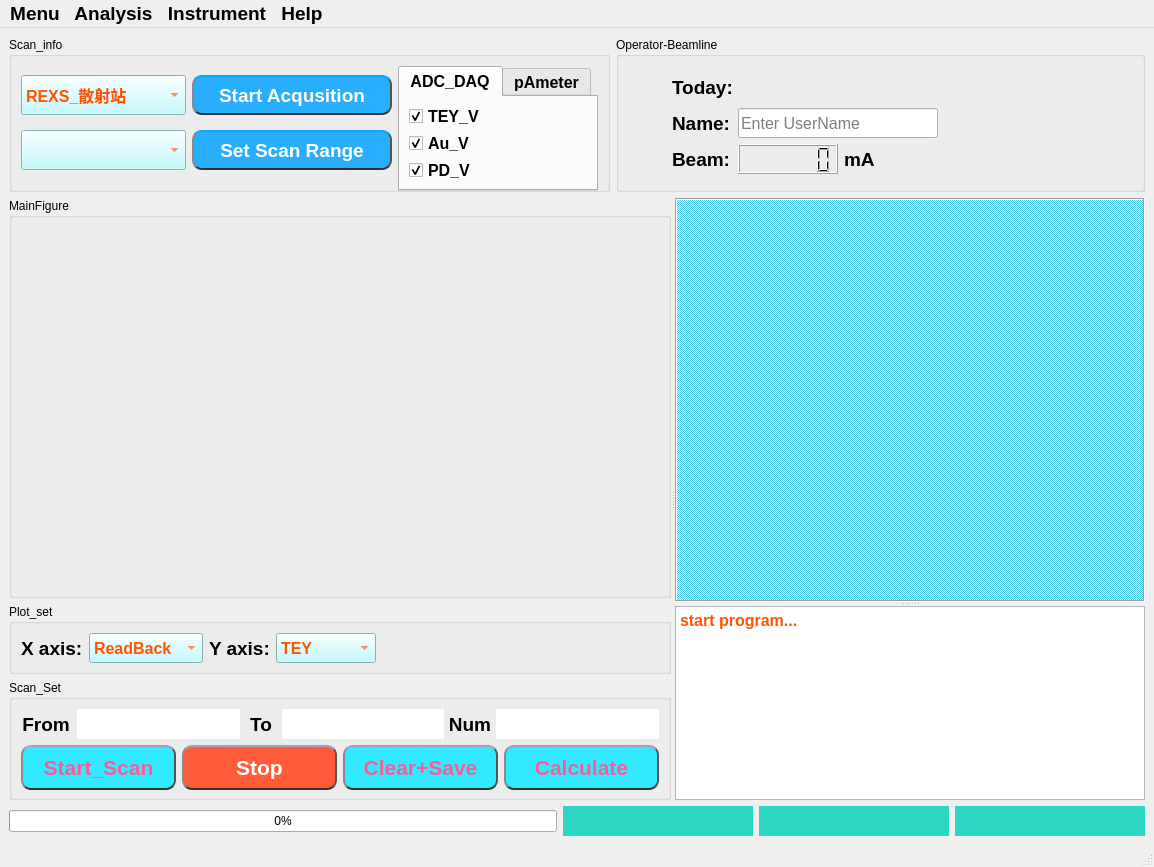
First picture: the form in UI/UI_REXS_SCAN.ui, repository zlmturnout/REXS_SCANControl, before the edit.
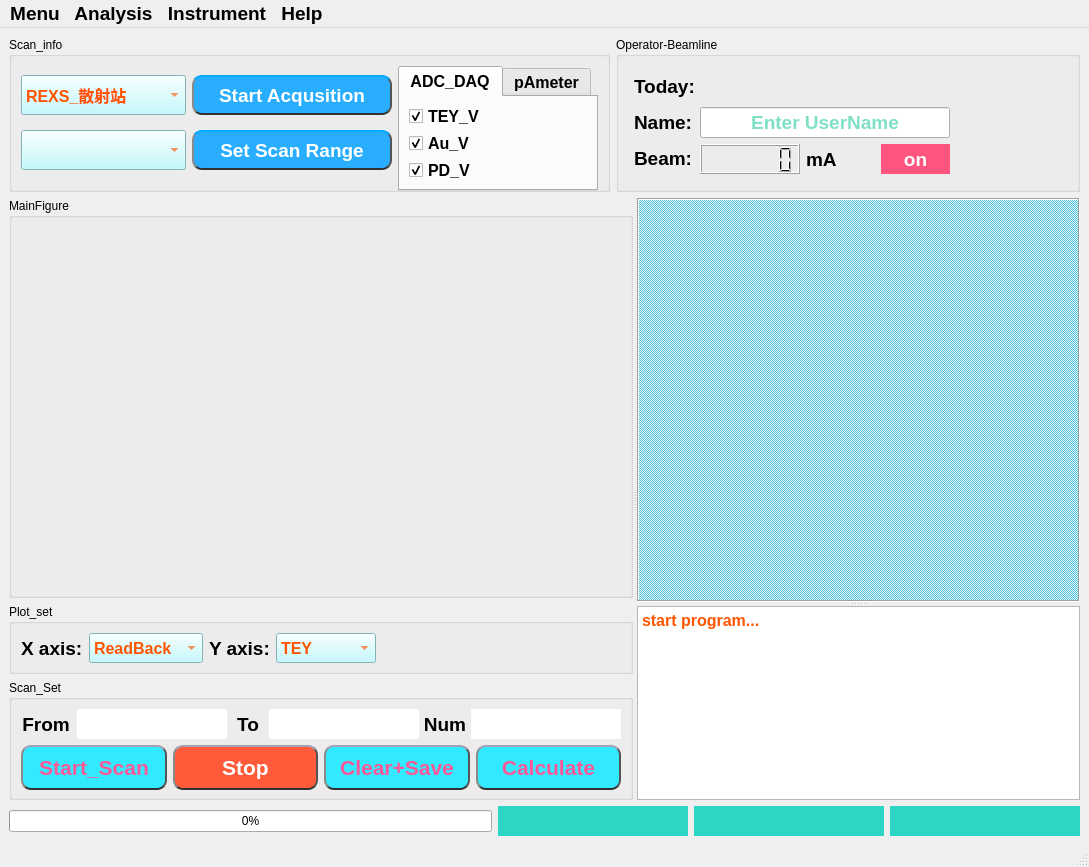
Second picture: the form after the edit.

Diff of the .ui file:
```diff
--- a/UI/UI_REXS_SCAN.ui
+++ b/UI/UI_REXS_SCAN.ui
@@ -9,7 +9,7 @@
    <rect>
     <x>0</x>
     <y>0</y>
-    <width>1154</width>
+    <width>1089</width>
     <height>867</height>
    </rect>
   </property>
@@ -1248,7 +1248,7 @@
                  </property>
                  <property name="maximumSize">
                   <size>
-                   <width>200</width>
+                   <width>250</width>
                    <height>16777215</height>
                   </size>
                  </property>
@@ -1258,27 +1258,27 @@
                     <colorrole role="WindowText">
                      <brush brushstyle="SolidPattern">
                       <color alpha="255">
-                       <red>255</red>
-                       <green>85</green>
-                       <blue>0</blue>
+                       <red>0</red>
+                       <green>193</green>
+                       <blue>142</blue>
                       </color>
                      </brush>
                     </colorrole>
                     <colorrole role="Text">
                      <brush brushstyle="SolidPattern">
                       <color alpha="255">
-                       <red>255</red>
-                       <green>85</green>
-                       <blue>0</blue>
+                       <red>37</red>
+                       <green>226</green>
+                       <blue>255</blue>
                       </color>
                      </brush>
                     </colorrole>
                     <colorrole role="ButtonText">
                      <brush brushstyle="SolidPattern">
                       <color alpha="255">
-                       <red>255</red>
-                       <green>85</green>
-                       <blue>0</blue>
+                       <red>5</red>
+                       <green>209</green>
+                       <blue>255</blue>
                       </color>
                      </brush>
                     </colorrole>
@@ -1368,17 +1368,63 @@
                  </property>
                  <property name="maximumSize">
                   <size>
-                   <width>200</width>
+                   <width>250</width>
                    <height>16777215</height>
                   </size>
                  </property>
+                 <property name="palette">
+                  <palette>
+                   <active>
+                    <colorrole role="Text">
+                     <brush brushstyle="SolidPattern">
+                      <color alpha="255">
+                       <red>0</red>
+                       <green>193</green>
+                       <blue>142</blue>
+                      </color>
+                     </brush>
+                    </colorrole>
+                   </active>
+                   <inactive>
+                    <colorrole role="Text">
+                     <brush brushstyle="SolidPattern">
+                      <color alpha="255">
+                       <red>0</red>
+                       <green>0</green>
+                       <blue>0</blue>
+                      </color>
+                     </brush>
+                    </colorrole>
+                   </inactive>
+                   <disabled>
+                    <colorrole role="Text">
+                     <brush brushstyle="SolidPattern">
+                      <color alpha="255">
+                       <red>120</red>
+                       <green>120</green>
+                       <blue>120</blue>
+                      </color>
+                     </brush>
+                    </colorrole>
+                   </disabled>
+                  </palette>
+                 </property>
                  <property name="font">
                   <font>
                    <family>Arial</family>
-                   <pointsize>12</pointsize>
-                   <bold>false</bold>
+                   <pointsize>14</pointsize>
+                   <bold>true</bold>
                   </font>
                  </property>
+                 <property name="styleSheet">
+                  <string notr="true"/>
+                 </property>
+                 <property name="text">
+                  <string/>
+                 </property>
+                 <property name="alignment">
+                  <set>Qt::AlignCenter</set>
+                 </property>
                  <property name="placeholderText">
                   <string>Enter UserName</string>
                  </property>
@@ -1604,6 +1650,27 @@
                    </property>
                   </widget>
                  </item>
+                 <item>
+                  <widget class="QLabel" name="label_10">
+                   <property name="font">
+                    <font>
+                     <family>Arial</family>
+                     <pointsize>14</pointsize>
+                     <bold>true</bold>
+                    </font>
+                   </property>
+                   <property name="styleSheet">
+                    <string notr="true">background-color: rgb(255, 85, 127);
+color: rgb(255, 255, 255);</string>
+                   </property>
+                   <property name="text">
+                    <string>on</string>
+                   </property>
+                   <property name="alignment">
+                    <set>Qt::AlignCenter</set>
+                   </property>
+                  </widget>
+                 </item>
                 </layout>
                </item>
               </layout>
@@ -3067,7 +3134,7 @@
                       </colorrole>
                       <colorrole role="PlaceholderText">
                        <brush brushstyle="SolidPattern">
-                        <color alpha="128">
+                        <color alpha="255">
                          <red>255</red>
                          <green>88</green>
                          <blue>152</blue>
@@ -3186,7 +3253,7 @@
                       </colorrole>
                       <colorrole role="PlaceholderText">
                        <brush brushstyle="SolidPattern">
-                        <color alpha="128">
+                        <color alpha="255">
                          <red>255</red>
                          <green>88</green>
                          <blue>152</blue>
@@ -3305,7 +3372,7 @@
                       </colorrole>
                       <colorrole role="PlaceholderText">
                        <brush brushstyle="SolidPattern">
-                        <color alpha="128">
+                        <color alpha="255">
                          <red>255</red>
                          <green>88</green>
                          <blue>152</blue>
@@ -3534,7 +3601,7 @@
                       </colorrole>
                       <colorrole role="PlaceholderText">
                        <brush brushstyle="SolidPattern">
-                        <color alpha="128">
+                        <color alpha="255">
                          <red>255</red>
                          <green>88</green>
                          <blue>152</blue>
@@ -3653,7 +3720,7 @@
                       </colorrole>
                       <colorrole role="PlaceholderText">
                        <brush brushstyle="SolidPattern">
-                        <color alpha="128">
+                        <color alpha="255">
                          <red>255</red>
                          <green>88</green>
                          <blue>152</blue>
@@ -3772,7 +3839,7 @@
                       </colorrole>
                       <colorrole role="PlaceholderText">
                        <brush brushstyle="SolidPattern">
-                        <color alpha="128">
+                        <color alpha="255">
                          <red>255</red>
                          <green>88</green>
                          <blue>152</blue>
@@ -3954,7 +4021,7 @@
                       </colorrole>
                       <colorrole role="PlaceholderText">
                        <brush brushstyle="SolidPattern">
-                        <color alpha="128">
+                        <color alpha="255">
                          <red>255</red>
                          <green>88</green>
                          <blue>152</blue>
@@ -4073,7 +4140,7 @@
                       </colorrole>
                       <colorrole role="PlaceholderText">
                        <brush brushstyle="SolidPattern">
-                        <color alpha="128">
+                        <color alpha="255">
                          <red>255</red>
                          <green>88</green>
                          <blue>152</blue>
@@ -4192,7 +4259,7 @@
                       </colorrole>
                       <colorrole role="PlaceholderText">
                        <brush brushstyle="SolidPattern">
-                        <color alpha="128">
+                        <color alpha="255">
                          <red>255</red>
                          <green>88</green>
                          <blue>152</blue>
@@ -4381,8 +4448,6 @@
 &lt;html&gt;&lt;head&gt;&lt;meta name=&quot;qrichtext&quot; content=&quot;1&quot; /&gt;&lt;meta charset=&quot;utf-8&quot; /&gt;&lt;style type=&quot;text/css&quot;&gt;
 p, li { white-space: pre-wrap; }
 hr { height: 1px; border-width: 0; }
-li.unchecked::marker { content: &quot;\2610&quot;; }
-li.checked::marker { content: &quot;\2612&quot;; }
 &lt;/style&gt;&lt;/head&gt;&lt;body style=&quot; font-family:'Arial'; font-size:10pt; font-weight:400; font-style:normal;&quot;&gt;
 &lt;p style=&quot; margin-top:0px; margin-bottom:0px; margin-left:0px; margin-right:0px; -qt-block-indent:0; text-indent:0px;&quot;&gt;&lt;span style=&quot; font-size:12pt; font-weight:700;&quot;&gt;start program...&lt;/span&gt;&lt;/p&gt;
 &lt;p style=&quot;-qt-paragraph-type:empty; margin-top:0px; margin-bottom:0px; margin-left:0px; margin-right:0px; -qt-block-indent:0; text-indent:0px; font-size:12pt; font-weight:700;&quot;&gt;&lt;br /&gt;&lt;/p&gt;&lt;/body&gt;&lt;/html&gt;</string>
@@ -4490,7 +4555,7 @@
                </colorrole>
                <colorrole role="PlaceholderText">
                 <brush brushstyle="SolidPattern">
-                 <color alpha="128">
+                 <color alpha="255">
                   <red>255</red>
                   <green>255</green>
                   <blue>255</blue>
@@ -4555,7 +4620,7 @@
                </colorrole>
                <colorrole role="PlaceholderText">
                 <brush brushstyle="SolidPattern">
-                 <color alpha="128">
+                 <color alpha="255">
                   <red>255</red>
                   <green>255</green>
                   <blue>255</blue>
@@ -4620,7 +4685,7 @@
                </colorrole>
                <colorrole role="PlaceholderText">
                 <brush brushstyle="SolidPattern">
-                 <color alpha="128">
+                 <color alpha="255">
                   <red>255</red>
                   <green>255</green>
                   <blue>255</blue>
@@ -4728,7 +4793,7 @@
                </colorrole>
                <colorrole role="PlaceholderText">
                 <brush brushstyle="SolidPattern">
-                 <color alpha="128">
+                 <color alpha="255">
                   <red>255</red>
                   <green>255</green>
                   <blue>255</blue>
@@ -4793,7 +4858,7 @@
                </colorrole>
                <colorrole role="PlaceholderText">
                 <brush brushstyle="SolidPattern">
-                 <color alpha="128">
+                 <color alpha="255">
                   <red>255</red>
                   <green>255</green>
                   <blue>255</blue>
@@ -4858,7 +4923,7 @@
                </colorrole>
                <colorrole role="PlaceholderText">
                 <brush brushstyle="SolidPattern">
-                 <color alpha="128">
+                 <color alpha="255">
                   <red>255</red>
                   <green>255</green>
                   <blue>255</blue>
@@ -4966,7 +5031,7 @@
                </colorrole>
                <colorrole role="PlaceholderText">
                 <brush brushstyle="SolidPattern">
-                 <color alpha="128">
+                 <color alpha="255">
                   <red>255</red>
                   <green>255</green>
                   <blue>255</blue>
@@ -5031,7 +5096,7 @@
                </colorrole>
                <colorrole role="PlaceholderText">
                 <brush brushstyle="SolidPattern">
-                 <color alpha="128">
+                 <color alpha="255">
                   <red>255</red>
                   <green>255</green>
                   <blue>255</blue>
@@ -5096,7 +5161,7 @@
                </colorrole>
                <colorrole role="PlaceholderText">
                 <brush brushstyle="SolidPattern">
-                 <color alpha="128">
+                 <color alpha="255">
                   <red>255</red>
                   <green>255</green>
                   <blue>255</blue>
@@ -5138,7 +5203,7 @@
     <rect>
      <x>0</x>
      <y>0</y>
-     <width>1154</width>
+     <width>1089</width>
      <height>28</height>
     </rect>
    </property>
```
Left out of the diff: 41 changed lines with no effect on the pictures.
